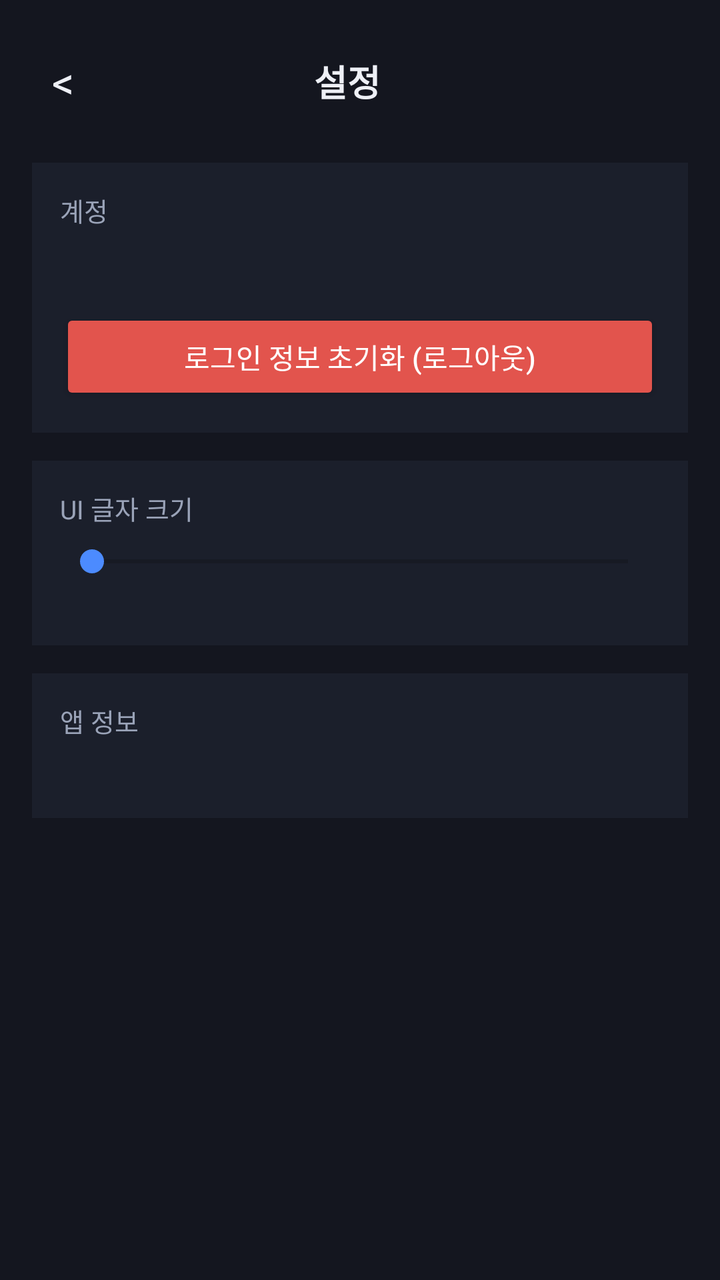
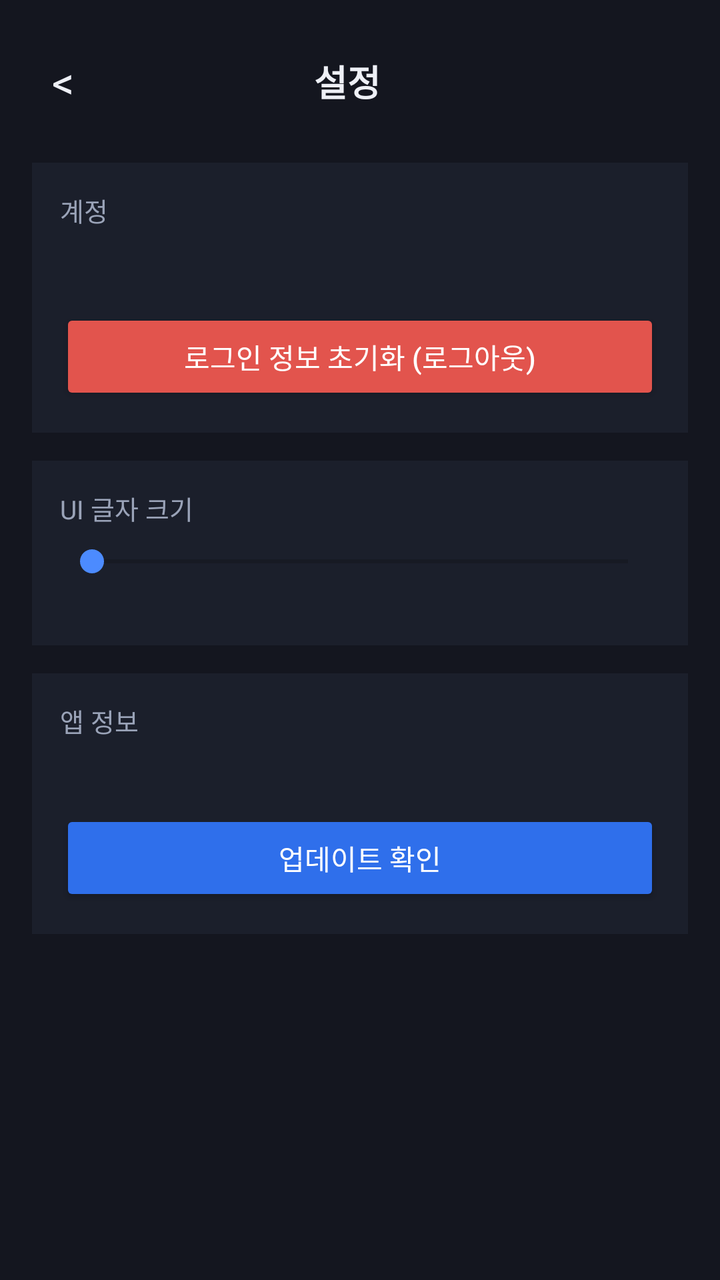

An Android layout rendered at two revisions. The XML below is the earlier revision; the diff shows what the commit changed to produce the second picture.
<!-- AndroidManifest.xml: application theme Theme.NasViewer -->
<!-- res/layout/activity_settings.xml -->
<?xml version="1.0" encoding="utf-8"?>
<ScrollView xmlns:android="http://schemas.android.com/apk/res/android"
    android:layout_width="match_parent"
    android:layout_height="match_parent"
    android:background="@color/bg">
    <LinearLayout
        android:layout_width="match_parent"
        android:layout_height="wrap_content"
        android:orientation="vertical"
        android:padding="16dp">
        <LinearLayout
            android:layout_width="match_parent"
            android:layout_height="wrap_content"
            android:orientation="horizontal"
            android:gravity="center_vertical"
            android:paddingBottom="16dp">
            <TextView android:id="@+id/backBtn" android:layout_width="wrap_content" android:layout_height="wrap_content" android:padding="10dp" android:text="&lt;" android:textSize="22sp" android:textColor="@color/text_primary" android:clickable="true" android:focusable="true" />
            <TextView android:layout_width="0dp" android:layout_height="wrap_content" android:layout_weight="1" android:gravity="center" android:text="설정" android:textColor="@color/text_primary" android:textStyle="bold" android:textSize="18sp" />
            <View android:layout_width="44dp" android:layout_height="1dp" />
        </LinearLayout>
        <LinearLayout android:layout_width="match_parent" android:layout_height="wrap_content" android:orientation="vertical" android:background="@color/panel" android:padding="14dp" android:layout_marginBottom="14dp">
            <TextView android:layout_width="match_parent" android:layout_height="wrap_content" android:text="계정" android:textColor="@color/text_muted" android:textSize="13sp" android:layout_marginBottom="8dp" />
            <TextView android:id="@+id/accountText" android:layout_width="match_parent" android:layout_height="wrap_content" android:textColor="@color/text_primary" android:textSize="16sp" android:layout_marginBottom="10dp" />
            <Button android:id="@+id/logoutBtn" android:layout_width="match_parent" android:layout_height="wrap_content" android:text="로그인 정보 초기화 (로그아웃)" android:textColor="#FFFFFF" android:backgroundTint="@color/danger" />
        </LinearLayout>
        <LinearLayout android:layout_width="match_parent" android:layout_height="wrap_content" android:orientation="vertical" android:background="@color/panel" android:padding="14dp" android:layout_marginBottom="14dp">
            <TextView android:layout_width="match_parent" android:layout_height="wrap_content" android:text="UI 글자 크기" android:textColor="@color/text_muted" android:textSize="13sp" android:layout_marginBottom="8dp" />
            <SeekBar android:id="@+id/uiFontSizeSeekBar" android:layout_width="match_parent" android:layout_height="wrap_content" android:max="4" android:progressTint="@color/accent2" android:thumbTint="@color/accent2" />
            <TextView android:id="@+id/uiFontSizeText" android:layout_width="match_parent" android:layout_height="wrap_content" android:gravity="center" android:textColor="@color/text_primary" android:textSize="14sp" />
        </LinearLayout>
        <LinearLayout android:layout_width="match_parent" android:layout_height="wrap_content" android:orientation="vertical" android:background="@color/panel" android:padding="14dp">
            <TextView android:layout_width="match_parent" android:layout_height="wrap_content" android:text="앱 정보" android:textColor="@color/text_muted" android:textSize="13sp" android:layout_marginBottom="6dp" />
            <TextView android:id="@+id/versionText" android:layout_width="match_parent" android:layout_height="wrap_content" android:textColor="@color/text_primary" android:textSize="14sp" />
        </LinearLayout>
    </LinearLayout>
</ScrollView>
<!-- resources referenced by this layout -->
<resources>
  <color name="accent2">#4C8BFF</color>
  <color name="bg">#14161F</color>
  <color name="danger">#E2544D</color>
  <color name="panel">#1B1F2B</color>
  <color name="text_muted">#9AA3B8</color>
  <color name="text_primary">#EEF0F6</color>
  <style name="Theme.NasViewer" parent="Theme.MaterialComponents.DayNight.NoActionBar">
          <item name="colorPrimary">@color/accent</item>
          <item name="colorPrimaryDark">@color/panel</item>
          <item name="colorAccent">@color/accent2</item>
          <item name="android:windowBackground">@color/bg</item>
          <item name="android:statusBarColor">@color/panel</item>
          <item name="android:navigationBarColor">@color/panel</item>
          <item name="android:textColorPrimary">@color/text_primary</item>
      </style>
  <color name="accent">#2F6FEB</color>
</resources>

<!-- the commit's change to res/layout/activity_settings.xml (unified diff, before → after) -->
@@ -31,6 +31,7 @@
         <LinearLayout android:layout_width="match_parent" android:layout_height="wrap_content" android:orientation="vertical" android:background="@color/panel" android:padding="14dp">
             <TextView android:layout_width="match_parent" android:layout_height="wrap_content" android:text="앱 정보" android:textColor="@color/text_muted" android:textSize="13sp" android:layout_marginBottom="6dp" />
             <TextView android:id="@+id/versionText" android:layout_width="match_parent" android:layout_height="wrap_content" android:textColor="@color/text_primary" android:textSize="14sp" />
+            <Button android:id="@+id/updateBtn" android:layout_width="match_parent" android:layout_height="wrap_content" android:layout_marginTop="10dp" android:text="업데이트 확인" android:textColor="#FFFFFF" android:backgroundTint="@color/accent" />
         </LinearLayout>
     </LinearLayout>
 </ScrollView>
<!-- resource entries referenced after the edit -->
@@ -1,5 +1,6 @@
 <!-- resources referenced by this layout -->
 <resources>
+  <color name="accent">#2F6FEB</color>
   <color name="accent2">#4C8BFF</color>
   <color name="bg">#14161F</color>
   <color name="danger">#E2544D</color>
@@ -15,6 +16,5 @@
           <item name="android:navigationBarColor">@color/panel</item>
           <item name="android:textColorPrimary">@color/text_primary</item>
       </style>
-  <color name="accent">#2F6FEB</color>
 </resources>
 
